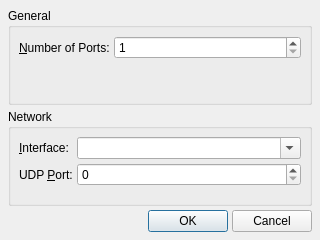
rncbc/qmidinet, file src/qmidinetOptionsForm.ui: the form before one commit.
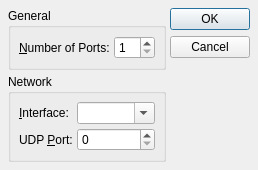
The form after the commit. Icons and pictures are not drawn.

Commit message: - Use standard dialog buttons as provided by QDialogButtonBox.

Patch:
```diff
--- a/src/qmidinetOptionsForm.ui
+++ b/src/qmidinetOptionsForm.ui
@@ -26,8 +26,8 @@
    <rect>
     <x>0</x>
     <y>0</y>
-    <width>320</width>
-    <height>240</height>
+    <width>251</width>
+    <height>158</height>
    </rect>
   </property>
   <property name="windowTitle">
@@ -37,7 +37,9 @@
    <iconset resource="qmidinet.qrc">
     <normaloff>:/images/qmidinet.png</normaloff>:/images/qmidinet.png</iconset>
   </property>
-  <layout class="QVBoxLayout">
+  <layout class="QHBoxLayout" name="horizontalLayout">
+   <item>
+    <layout class="QVBoxLayout" name="verticalLayout">
    <item>
     <widget class="QGroupBox" name="GeneralGroupBox">
      <property name="title">
@@ -125,42 +127,17 @@
      </layout>
     </widget>
    </item>
+    </layout>
+   </item>
    <item>
-    <layout class="QHBoxLayout">
-     <item>
-      <spacer>
+    <widget class="QDialogButtonBox" name="DialogButtonBox">
        <property name="orientation">
-        <enum>Qt::Horizontal</enum>
-       </property>
-       <property name="sizeHint" stdset="0">
-        <size>
-         <width>160</width>
-         <height>20</height>
-        </size>
-       </property>
-      </spacer>
-     </item>
-     <item>
-      <widget class="QPushButton" name="AcceptButton">
-       <property name="text">
-        <string>OK</string>
-       </property>
-       <property name="icon">
-        <iconset>:/images/formAccept.png</iconset>
-       </property>
-      </widget>
-     </item>
-     <item>
-      <widget class="QPushButton" name="RejectButton">
-       <property name="text">
-        <string>Cancel</string>
-       </property>
-       <property name="icon">
-        <iconset>:/images/formReject.png</iconset>
-       </property>
-      </widget>
-     </item>
-    </layout>
+      <enum>Qt::Vertical</enum>
+     </property>
+     <property name="standardButtons">
+      <set>QDialogButtonBox::Cancel|QDialogButtonBox::Ok</set>
+     </property>
+    </widget>
    </item>
   </layout>
  </widget>
```
Left out of the diff: 3 changed lines with no effect on the pictures. Lines whose indentation alone changed are shown as unchanged. The commit also changes 3 other files.
